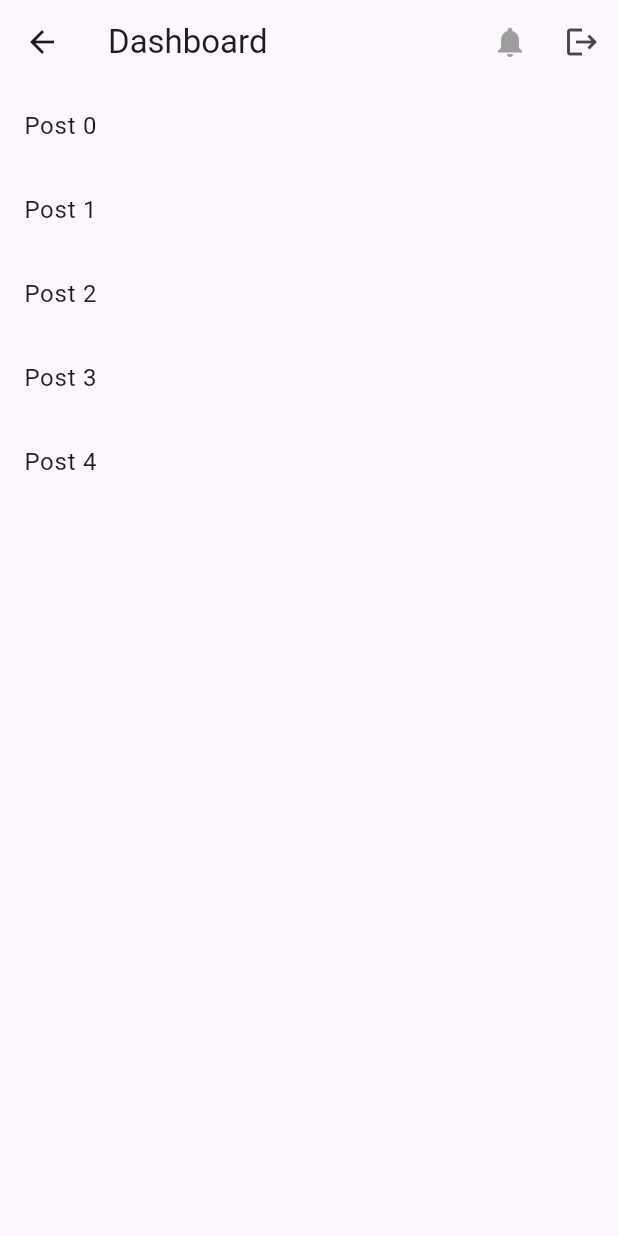
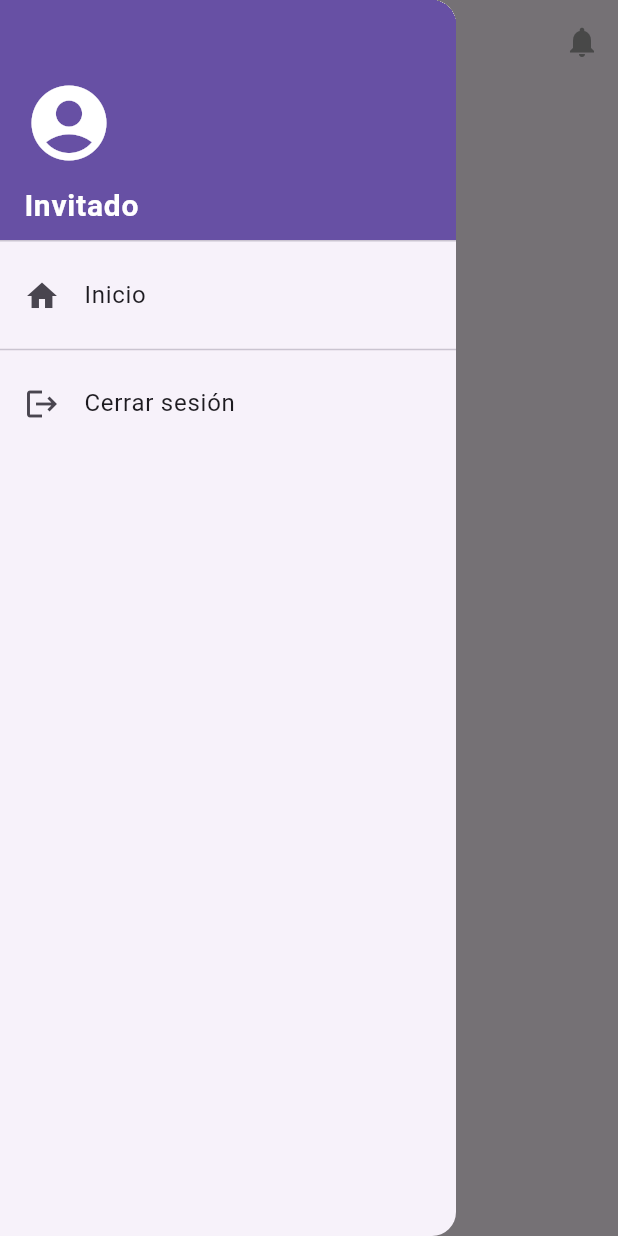
Before and after one commit to jokoframework/littlecow, a Flutter app: the DashboardScreen screen opened directly, with the side drawer open (before the commit the screen has no drawer), on a phone screen of 412 x 824 dp. Run offline on Flutter 3.47's test engine with Material 3 defaults, Android fonts, the phone set to English and light mode, and no system bars; our stand-ins replace bloc, dio, equatable, flutter_bloc, flutter_dotenv, flutter_secure_storage and 1 more; accounts and stored records are empty.

Commit message:
issue(#21) : Agrega menu hamburgesa

```diff
--- a/lib/controller/bloc/auth/auth_bloc.dart
+++ b/lib/controller/bloc/auth/auth_bloc.dart
@@ -113,7 +113,7 @@ class AuthBloc extends Bloc<AuthEvent, AuthState> {
     try {
       await _authRepository.logout();
       emit(const AuthUnauthenticated(
-          message: 'Has sido desconectado por inactividad'));
+          message: 'Tu sesión ha cerrado por inactividad'));
     } on AppException catch (error) {
       emit(AuthUnauthenticated(message: error.toString(), error: error));
     } catch (e) {
--- a/lib/main.dart
+++ b/lib/main.dart
@@ -4,7 +4,7 @@ import 'package:flutter_dotenv/flutter_dotenv.dart';
 import 'package:littlecow/controller/bloc/user_activity/user_activity_bloc.dart';
 import 'package:littlecow/controller/bloc/user_activity/user_activity_event.dart';
 import 'package:littlecow/core/di/locator_service.dart';
-import 'package:littlecow/views/app_wrapper.dart';
+import 'package:littlecow/views/components/app_wrapper.dart';
 import 'package:littlecow/controller/bloc/auth/auth_event.dart';
 import 'package:watch_it/watch_it.dart';
 import 'controller/bloc/auth/auth_bloc.dart';
--- /dev/null
+++ b/lib/views/components/app_drawer.dart
@@ -0,0 +1,65 @@
+import 'package:flutter/material.dart';
+import 'package:flutter_bloc/flutter_bloc.dart';
+import '../../controller/bloc/auth/auth_bloc.dart';
+import '../../controller/bloc/auth/auth_event.dart';
+import '../../controller/bloc/auth/auth_state.dart';
+
+class AppDrawer extends StatelessWidget {
+  const AppDrawer({super.key});
+
+  @override
+  Widget build(BuildContext context) {
+    return Drawer(
+      child: ListView(
+        padding: EdgeInsets.zero,
+        children: [
+          BlocBuilder<AuthBloc, AuthState>(
+            builder: (context, state) {
+              return DrawerHeader(
+                decoration: BoxDecoration(
+                  color: Theme.of(context).primaryColor,
+                ),
+                child: Column(
+                  crossAxisAlignment: CrossAxisAlignment.start,
+                  mainAxisAlignment: MainAxisAlignment.end,
+                  children: [
+                    const Icon(
+                      Icons.account_circle,
+                      color: Colors.white,
+                      size: 60,
+                    ),
+                    const SizedBox(height: 10),
+                    Text(
+                      state is AuthAuthenticated ? state.user.name : 'Invitado',
+                      style: const TextStyle(
+                        color: Colors.white,
+                        fontSize: 20,
+                        fontWeight: FontWeight.bold,
+                      ),
+                    ),
+                  ],
+                ),
+              );
+            },
+          ),
+          ListTile(
+            leading: const Icon(Icons.home),
+            title: const Text('Inicio'),
+            onTap: () {
+              Navigator.pop(context);
+            },
+          ),
+          const Divider(),
+          ListTile(
+            leading: const Icon(Icons.logout),
+            title: const Text('Cerrar sesión'),
+            onTap: () {
+              Navigator.pop(context);
+              context.read<AuthBloc>().add(AuthLoggedOut());
+            },
+          ),
+        ],
+      ),
+    );
+  }
+}
--- a/lib/views/landing/dashboard_screen.dart
+++ b/lib/views/landing/dashboard_screen.dart
@@ -6,6 +6,7 @@ import '../../controller/bloc/auth/auth_bloc.dart';
 import '../../controller/bloc/auth/auth_event.dart';
 import '../../controller/bloc/auth/auth_state.dart';
 import 'notification_screen.dart';
+import '../components/app_drawer.dart';
 
 class DashboardScreen extends StatelessWidget {
   const DashboardScreen({super.key});
@@ -47,15 +48,9 @@ class DashboardScreen extends StatelessWidget {
                 }
               },
             ),
-            IconButton(
-              icon: const Icon(Icons.logout),
-              onPressed: () {
-                context.read<AuthBloc>().add(AuthLoggedOut());
-              },
-              tooltip: 'Cerrar sesión',
-            ),
           ],
         ),
+        drawer: const AppDrawer(),
         body: BlocBuilder<DashboardBloc, DashboardState>(
           builder: (context, state) {
             if (state is DashboardLoading) {
```
Also changed, not shown: lib/views/components/app_wrapper.dart (renamed from lib/views/app_wrapper.dart).
